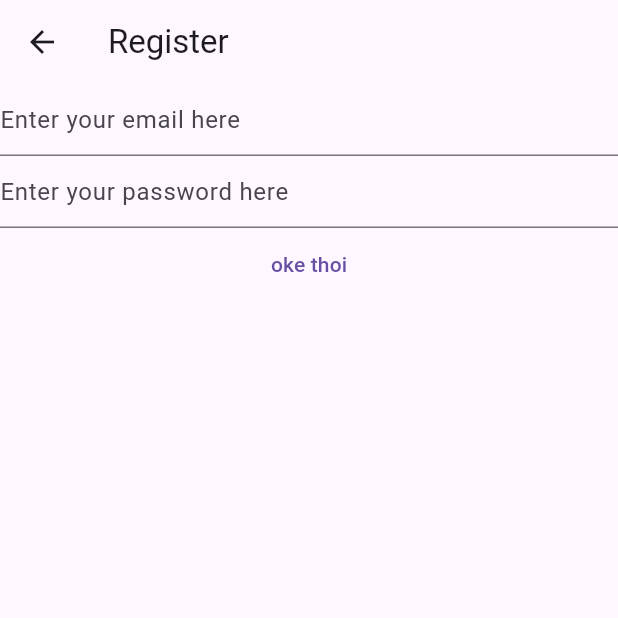
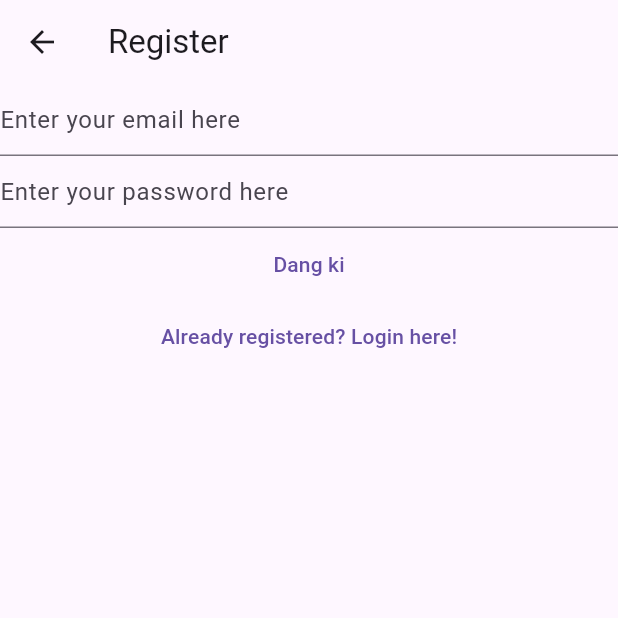
Before and after one commit to KhoaDan9/flutter_firebase, a Flutter app: the RegisterView screen opened by its route, on a phone screen of 412 x 824 dp, the top half of it. Run offline on Flutter 3.47's test engine with Material 3 defaults, Android fonts, the phone set to English and light mode, and no system bars; our stand-ins replace firebase_auth, firebase_core; accounts and stored records are empty; network calls fail.

Commit message:
up routes

```diff
--- a/lib/views/login_view.dart
+++ b/lib/views/login_view.dart
@@ -76,7 +76,7 @@ class _LoginViewState extends State<LoginView> {
               Navigator.of(context)
                   .pushNamedAndRemoveUntil('/register/', (route) => false);
             },
-            child: const Text('Register here!'),
+            child: const Text('Not registered yet? Register here!'),
           )
         ],
       ),
--- a/lib/views/register_view.dart
+++ b/lib/views/register_view.dart
@@ -75,8 +75,16 @@ class _RegisterViewState extends State<RegisterView> {
                   }
                 }
               },
-            child: const Text('oke thoi'),
-          ))
+              child: const Text('Dang ki'),
+            ),
+          ),
+          TextButton(
+            onPressed: () {
+              Navigator.of(context)
+                  .pushNamedAndRemoveUntil('/login/', (route) => false);
+            },
+            child: const Text('Already registered? Login here!'),
+          ),
         ],
       ),
     );
```
Also changed, not shown: lib/main.dart (+17 -46 lines), lib/views/verify_email_view.dart (added, +32 -0 lines). Lines whose indentation alone changed are shown as unchanged.
